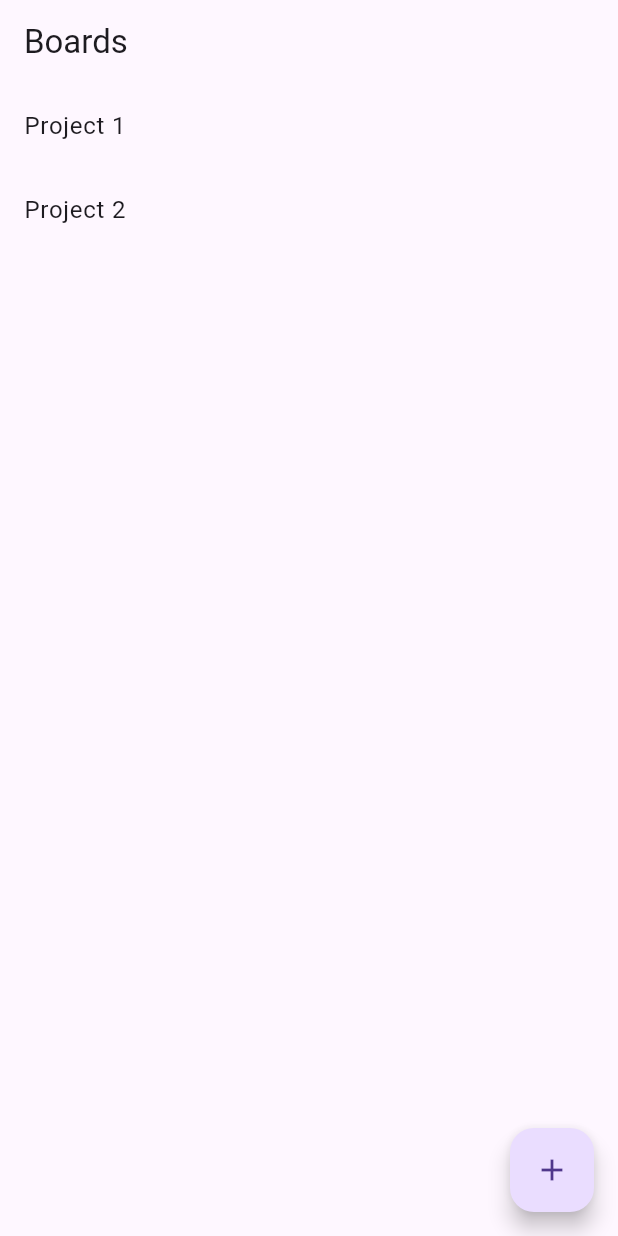
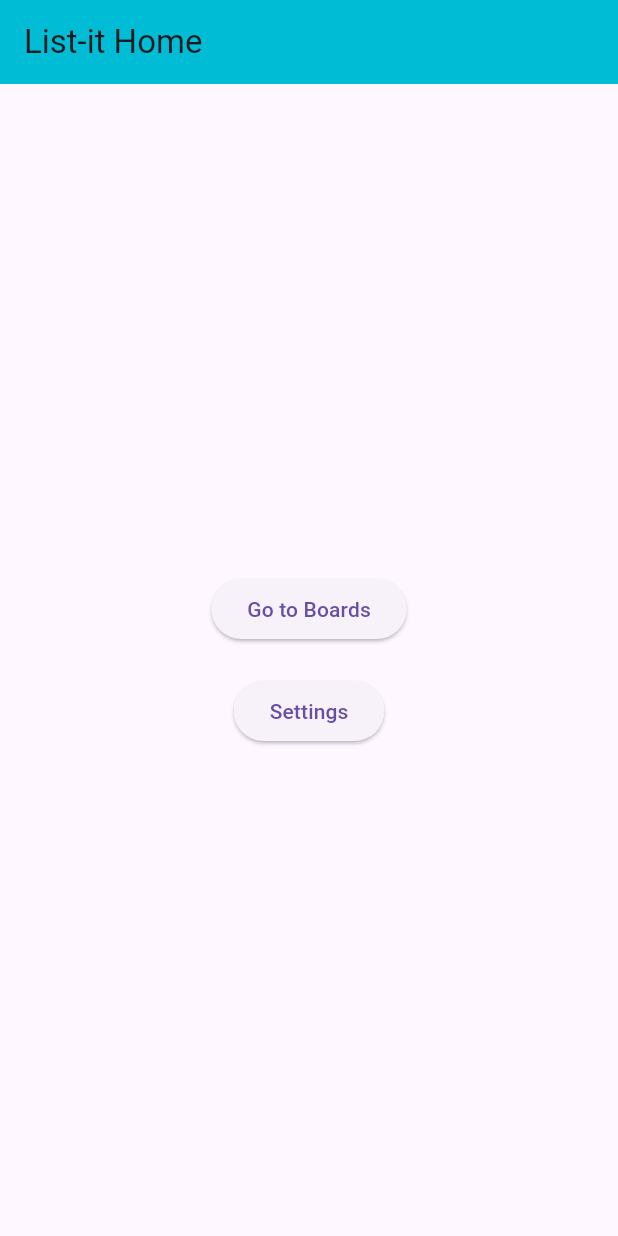
Before and after one commit to edwinacosta99/List-IT2, a Flutter app: the screen it shows after launch, on a phone screen of 412 x 824 dp. Run offline on Flutter 3.47's test engine with Material 3 defaults, Android fonts, the phone set to English and light mode, and no system bars.

Commit message:
pantalla settings

```diff
--- a/lib/boards_screen.dart
+++ b/lib/boards_screen.dart
@@ -5,8 +5,8 @@ import 'package:myapp/tasklist_screen.dart';
 
 class BoardsScreen extends StatelessWidget {
   final List<Board> boards = [
-    Board(id: '1', title: 'Project 1', taskLists: []),
-    Board(id: '2', title: 'Project 2', taskLists: []),
+    Board(id: '1', title: 'Proyecto 1', taskLists: []),
+    Board(id: '2', title: 'Proyecto 2', taskLists: []),
     // Agrega más tableros si lo deseas
   ];
 
--- /dev/null
+++ b/lib/home.dart
@@ -0,0 +1,44 @@
+import 'package:flutter/material.dart';
+import 'boards_screen.dart';
+import 'settings.dart';
+
+class HomeScreen extends StatelessWidget {
+
+  @override
+  Widget build(BuildContext context) {
+    return Scaffold(
+
+      appBar: AppBar(
+        title: const Text('List-it Home'),
+        backgroundColor: Colors.cyan,
+      ),
+      body: Center(
+        child: Column(
+          mainAxisAlignment: MainAxisAlignment.center,
+          children: <Widget>[
+            ElevatedButton(
+              onPressed: () {
+                Navigator.push(
+                  context,
+                  MaterialPageRoute(builder: (context) => BoardsScreen()),
+                );
+              },
+              child: Text('Go to Boards'),
+            ),
+            SizedBox(height: 20),
+            ElevatedButton(
+              onPressed: () {
+                Navigator.push(
+                  context,
+                  MaterialPageRoute(builder: (context) => SettingsScreen()),
+                );                // Navegar a otra funcionalidad, por ejemplo, Configuración
+              },
+              child: Text('Settings'),
+            ),
+            // Agrega más botones para otras funcionalidades
+          ],
+        ),
+      ),
+    );
+  }
+}
--- a/lib/main.dart
+++ b/lib/main.dart
@@ -1,21 +1,20 @@
 import 'package:flutter/material.dart';
-import 'package:myapp/boards_screen.dart';
+import 'package:myapp/home.dart';
 
 void main() {
-  runApp(const MyApp());
+  runApp(MyApp());
 }
 
 class MyApp extends StatelessWidget {
-  const MyApp({super.key});
-
   @override
   Widget build(BuildContext context) {
     return MaterialApp(
-      title: 'Trello Clone',
+      title: 'List-it',
+      color: Colors.red,
       theme: ThemeData(
         primarySwatch: Colors.blue,
       ),
-      home: BoardsScreen(),
+      home: HomeScreen(),
     );
   }
 }
```
Also changed, not shown: lib/settings.dart (added, +47 -0 lines).
